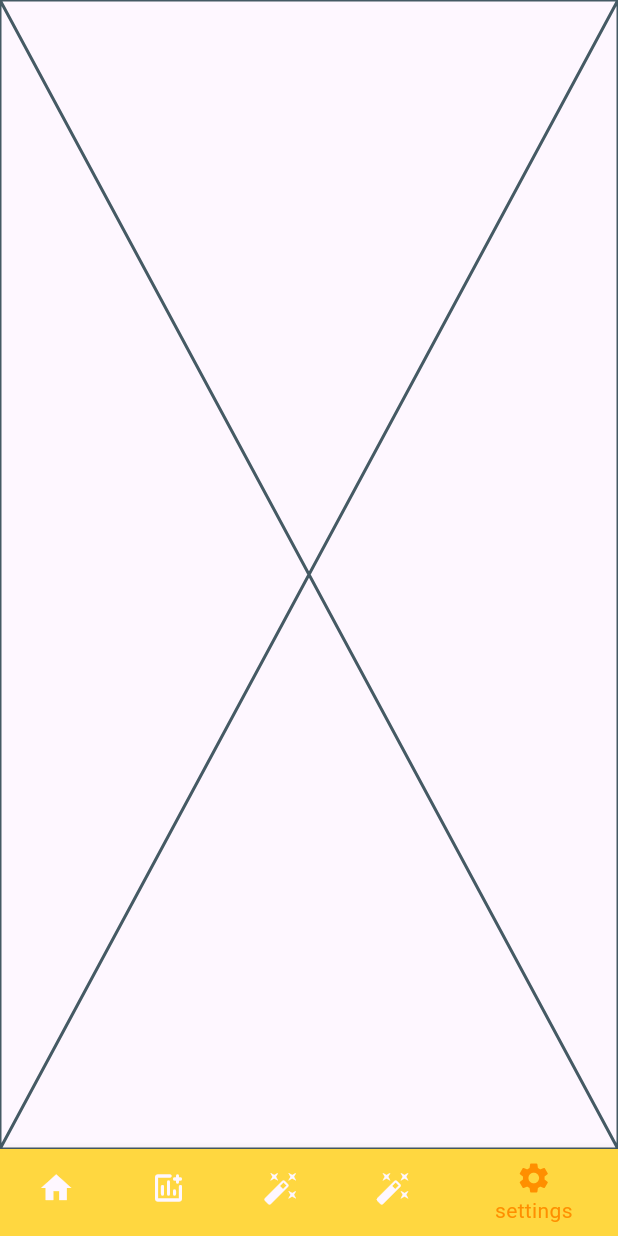
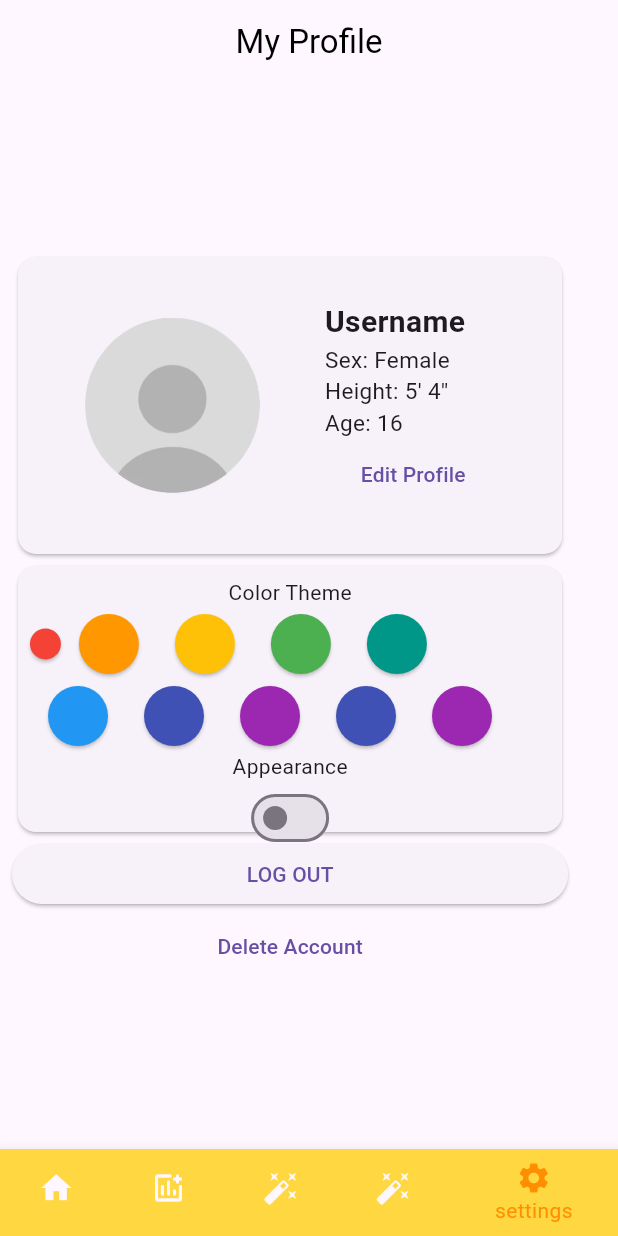
Before and after one commit to SKTDeveloper99/calorie_app_danika, a Flutter app: the screen it shows once a user with an empty profile is signed in, item 5 of the bottom bar chosen, on a phone screen of 412 x 824 dp. Run offline on Flutter 3.47's test engine with Material 3 defaults, Android fonts, the phone set to English and light mode, and no system bars; our stand-ins replace camera, firebase_auth, firebase_core, firebase_database, firebase_messaging, firebase_storage and 5 more; missing offline and left inert: tflite_flutter; accounts and stored records are empty.

Commit message:
updated goals and made settings page

```diff
--- a/lib/home_page.dart
+++ b/lib/home_page.dart
@@ -1,7 +1,7 @@
 import 'package:calorie_app_danika/profile_page.dart';
 import 'package:calorie_app_danika/health_log_screen.dart';
 import 'package:calorie_app_danika/screens/dashboard.dart';
-import 'package:calorie_app_danika/settings.dart';
+import 'package:calorie_app_danika/screens/settings.dart';
 import 'package:calorie_app_danika/screens/daily_log.dart';
 import 'package:calorie_app_danika/screens/add_screen.dart';
 import 'package:calorie_app_danika/screens/goals.dart';
--- a/lib/screens/dashboard.dart
+++ b/lib/screens/dashboard.dart
@@ -238,12 +238,13 @@ class _DashboardScreenState extends State<DashboardScreen> {
                                         borderRadius: BorderRadius.all(
                                             Radius.circular(20))),
                                     child: LinearProgressIndicator(
+                                      borderRadius: BorderRadius.circular(15.0),
                                       color: const Color.fromARGB(
                                           255, 146, 235, 114),
                                       backgroundColor: const Color.fromARGB(
-                                          255, 195, 161, 72),
+                                          255, 159, 159, 159),
                                       minHeight:
-                                          SizeConfig.blockSizeVertical! * 5,
+                                          SizeConfig.blockSizeVertical! * 4,
                                     ))
                               ])))),
                   SizedBox(width: SizeConfig.blockSizeHorizontal! * 4),
--- /dev/null
+++ b/lib/screens/settings.dart
@@ -0,0 +1,236 @@
+import 'package:flutter/material.dart';
+import '../size_config.dart';
+
+class SettingsScreen extends StatelessWidget {
+  const SettingsScreen({super.key});
+
+  @override
+  Widget build(BuildContext context) {
+    return Scaffold(
+        appBar: AppBar(
+            centerTitle: true,
+            title: Text("My Profile", style: TextStyle(color: Colors.black))),
+        body: Padding(
+          padding: const EdgeInsets.all(8.0),
+          child: Column(
+            // TODO: horizontal alignment is just...wrong for some reason pls fix
+            mainAxisAlignment: MainAxisAlignment.center,
+            crossAxisAlignment: CrossAxisAlignment.center,
+            children: [
+              SizedBox(
+                  width: SizeConfig.blockSizeHorizontal! * 90,
+                  height: SizeConfig.blockSizeHorizontal! * 50,
+                  child: Card(
+                      child: Row(
+                    mainAxisAlignment: MainAxisAlignment.spaceEvenly,
+                    children: [
+                      Image.asset(
+                        "assets/empty_icon 1.png",
+                        width: SizeConfig.blockSizeHorizontal! * 30,
+                      ),
+                      Column(
+                        mainAxisAlignment: MainAxisAlignment.center,
+                        crossAxisAlignment: CrossAxisAlignment.start,
+                        children: [
+                          Text("Username",
+                              style: TextStyle(
+                                  fontWeight: FontWeight.bold, fontSize: 20)),
+                          Text("Sex: Female", style: TextStyle(fontSize: 15)),
+                          Text("Height: 5' 4''",
+                              style: TextStyle(fontSize: 15)),
+                          Text("Age: 16", style: TextStyle(fontSize: 15)),
+                          ElevatedButton(
+                            // TODO: get rid of the elevation shadow, what you see here rn does not work :(
+                            onPressed: () {},
+                            child: Text("Edit Profile"),
+                            style: ElevatedButton.styleFrom(elevation: 0.0),
+                          )
+                        ],
+                      )
+                    ],
+                  ))),
+              SizedBox(
+                  width: SizeConfig.blockSizeHorizontal! * 90,
+                  height: SizeConfig.blockSizeHorizontal! * 45,
+                  child: Card(
+                      child: Padding(
+                    padding: const EdgeInsets.all(8.0),
+                    child: Column(
+                      mainAxisAlignment: MainAxisAlignment.start,
+                      children: [
+                        Text("Color Theme"),
+                        Row(
+                          children: [
+                            SizedBox(
+                              width: SizeConfig.blockSizeHorizontal! * 5,
+                              height: SizeConfig.blockSizeHorizontal! * 5,
+                              child: ElevatedButton(
+                                onPressed: () {},
+                                child: Container(),
+                                style: ElevatedButton.styleFrom(
+                                  shape: CircleBorder(),
+                                  // padding: EdgeInsets.all(20),
+                                  backgroundColor:
+                                      Colors.red, // <-- Button color
+                                  foregroundColor:
+                                      Colors.white, // <-- Splash color
+                                ),
+                              ),
+                            ),
+                            ElevatedButton(
+                              onPressed: () {},
+                              child: Container(),
+                              style: ElevatedButton.styleFrom(
+                                shape: CircleBorder(),
+                                // padding: EdgeInsets.all(20),
+                                backgroundColor:
+                                    Colors.orange, // <-- Button color
+                                foregroundColor:
+                                    Colors.white, // <-- Splash color
+                              ),
+                            ),
+                            ElevatedButton(
+                              onPressed: () {},
+                              child: Container(),
+                              style: ElevatedButton.styleFrom(
+                                shape: CircleBorder(),
+                                // padding: EdgeInsets.all(20),
+                                backgroundColor:
+                                    Colors.amber, // <-- Button color
+                                foregroundColor:
+                                    Colors.white, // <-- Splash color
+                              ),
+                            ),
+                            ElevatedButton(
+                              onPressed: () {},
+                              child: Container(),
+                              style: ElevatedButton.styleFrom(
+                                shape: CircleBorder(),
+                                // padding: EdgeInsets.all(20),
+                                backgroundColor:
+                                    Colors.green, // <-- Button color
+                                foregroundColor:
+                                    Colors.white, // <-- Splash color
+                              ),
+                            ),
+                            ElevatedButton(
+                              onPressed: () {},
+                              child: Container(),
+                              style: ElevatedButton.styleFrom(
+                                shape: CircleBorder(),
+                                // padding: EdgeInsets.all(20),
+                                backgroundColor:
+                                    Colors.teal, // <-- Button color
+                                foregroundColor:
+                                    Colors.white, // <-- Splash color
+                              ),
+                            ),
+                          ],
+                        ),
+                        Row(
+                          children: [
+                            ElevatedButton(
+                              onPressed: () {},
+                              child: Container(),
+                              style: ElevatedButton.styleFrom(
+                                shape: CircleBorder(),
+                                // padding: EdgeInsets.all(20),
+                                backgroundColor:
+                                    Colors.blue, // <-- Button color
+                                foregroundColor:
+                                    Colors.white, // <-- Splash color
+                              ),
+                            ),
+                            ElevatedButton(
+                              onPressed: () {},
+                              child: Container(),
+                              style: ElevatedButton.styleFrom(
+                                shape: CircleBorder(),
+                                // padding: EdgeInsets.all(20),
+                                backgroundColor:
+                                    Colors.indigo, // <-- Button color
+                                foregroundColor:
+                                    Colors.white, // <-- Splash color
+                              ),
+                            ),
+                            ElevatedButton(
+                              onPressed: () {},
+                              child: Container(),
+                              style: ElevatedButton.styleFrom(
+                                shape: CircleBorder(),
+                                // padding: EdgeInsets.all(20),
+                                backgroundColor:
+                                    Colors.purple, // <-- Button color
+                                foregroundColor:
+                                    Colors.white, // <-- Splash color
+                              ),
+                            ),
+                            ElevatedButton(
+                              onPressed: () {},
+                              child: Container(),
+                              style: ElevatedButton.styleFrom(
+                                shape: CircleBorder(),
+                                // padding: EdgeInsets.all(20),
+                                backgroundColor:
+                                    Colors.indigo, // <-- Button color
+                                foregroundColor:
+                                    Colors.white, // <-- Splash color
+                              ),
+                            ),
+                            ElevatedButton(
+                              onPressed: () {},
+                              child: Container(),
+                              style: ElevatedButton.styleFrom(
+                                shape: CircleBorder(),
+                                // padding: EdgeInsets.all(20),
+                                backgroundColor:
+                                    Colors.purple, // <-- Button color
+                                foregroundColor:
+                                    Colors.white, // <-- Splash color
+                              ),
+                            ),
+                          ],
+                        ),
+                        Text("Appearance"),
+                        Switch(
+                          // This bool value toggles the switch.
+                          value: false,
+                          activeColor: Colors.green,
+                          onChanged: (bool value) {},
+                        )
+                      ],
+                    ),
+                  ))),
+              SizedBox(
+                  width: SizeConfig.blockSizeHorizontal! * 90,
+                  child:
+                      ElevatedButton(onPressed: () {}, child: Text("LOG OUT"))),
+              TextButton(onPressed: () {}, child: Text("Delete Account"))
+            ],
+          ),
+        ));
+  }
+}
+
+// TODO: Make a custom color button class for the theme buttons
+class ThemeButton extends StatelessWidget {
+  const ThemeButton({super.key});
+
+  @override
+  Widget build(BuildContext context) {
+    return SizedBox(
+      width: SizeConfig.blockSizeHorizontal! * 5,
+      height: SizeConfig.blockSizeHorizontal! * 5,
+      child: ElevatedButton(
+        onPressed: () {},
+        child: Container(),
+        style: ElevatedButton.styleFrom(
+          shape: CircleBorder(),
+          // padding: EdgeInsets.all(20),
+          backgroundColor: Colors.red, // <-- Button color
+          foregroundColor: Colors.white, // <-- Splash color
+        ),
+      ),
+    );
+  }
+}
--- a/lib/settings.dart
+++ /dev/null
@@ -1,10 +0,0 @@
-import 'package:flutter/material.dart';
-
-class SettingsScreen extends StatelessWidget {
-  const SettingsScreen({super.key});
-
-  @override
-  Widget build(BuildContext context) {
-    return const Placeholder();
-  }
-}
```
Also changed, not shown: lib/screens/goals.dart (+120 -2 lines), flutter_01.png (added).
